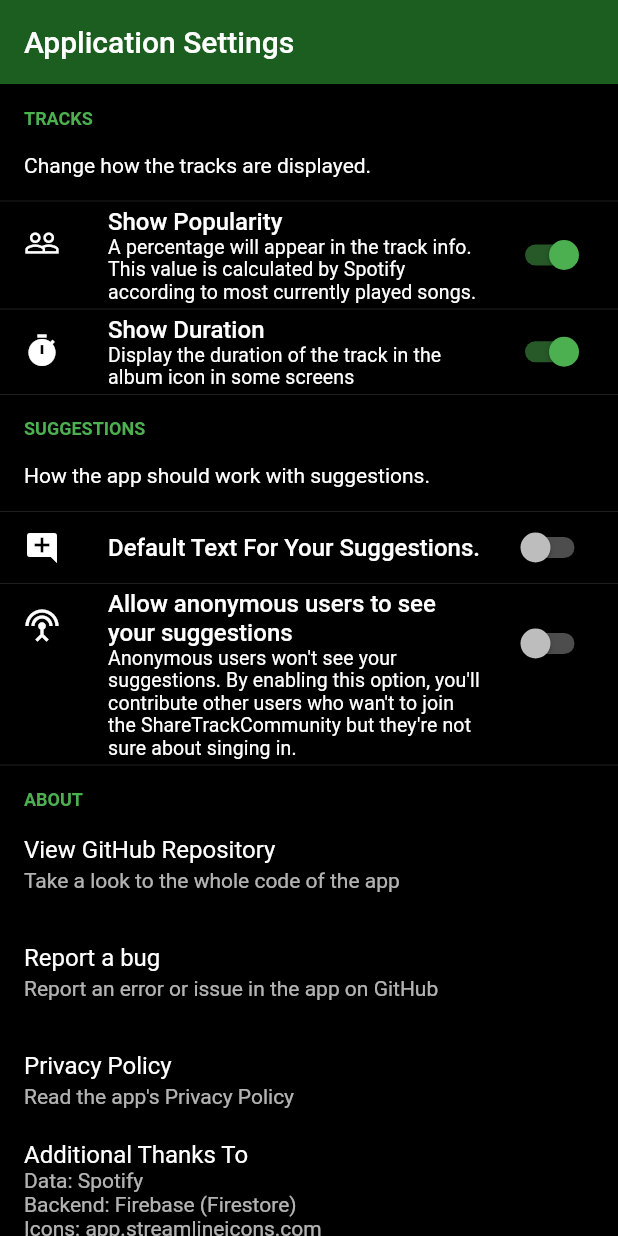
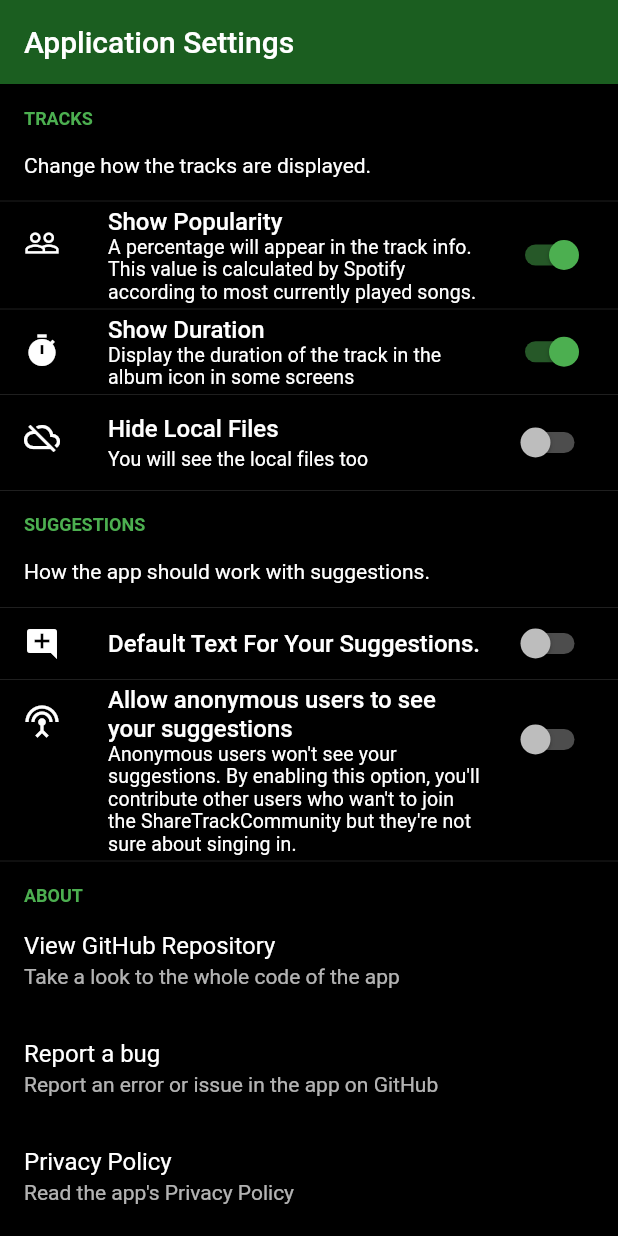
Before and after one commit to miguelromeral/spotify_app, a Flutter app: the MySettingsScreen widget shown alone on an empty page, opened directly, on a phone screen of 412 x 824 dp. Run offline on Flutter 3.47's test engine with Material 2 defaults, Android fonts, the phone set to English and light mode, and no system bars; drawn by our look-alikes of flutter_settings_screens; our stand-ins replace cached_network_image, cloud_firestore, dio, firebase_auth, flutter_bloc, flutter_cache_manager and 8 more; missing offline and left inert: draggable_scrollbar, fancy_on_boarding, receive_sharing_intent, search_app_bar, spotify; accounts and stored records are empty.

Commit message:
Added an option to hide local files from track list.

```diff
--- a/lib/screens/settings_screen.dart
+++ b/lib/screens/settings_screen.dart
@@ -36,6 +36,15 @@
                 disabledLabel: 'No duration displayed',
                 leading: Icon(Icons.timer),
                 defaultValue: true,
+              ),
+              SwitchSettingsTile(
+                settingKey: settings_track_hide_local,
+                title: 'Hide Local Files',
+                enabledLabel:
+                    'The tracks that are not in Spotify will be hidden',
+                disabledLabel: 'You will see the local files too',
+                leading: Icon(Icons.cloud_off),
+                defaultValue: false,
               ),
             ],
           ),
@@ -470,6 +479,8 @@
 
 final String settings_track_popularity = 'set_track_popularity';
 final String settings_track_duration = 'set_track_duration';
+final String settings_track_hide_local = 'set_track_hide_local';
+
 final String settings_suggestion_message = 'set_suggestion_message';
 final String settings_suggestion_message_enabled =
     'set_suggestion_message_enabled';
```
Also changed, not shown: lib/_shared/tracks/track_list_screen.dart (+12 -0 lines), lib/screens/playlists/playlist_tracks_screen.dart (+12 -1 lines).
